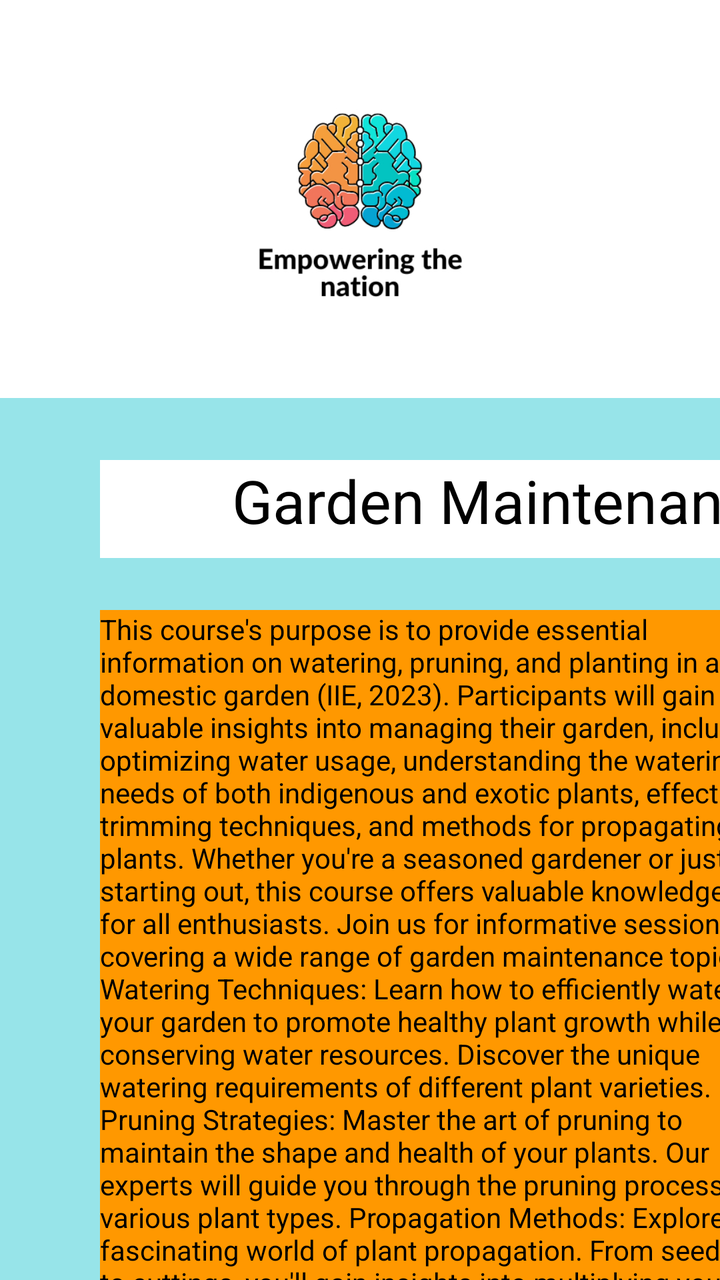
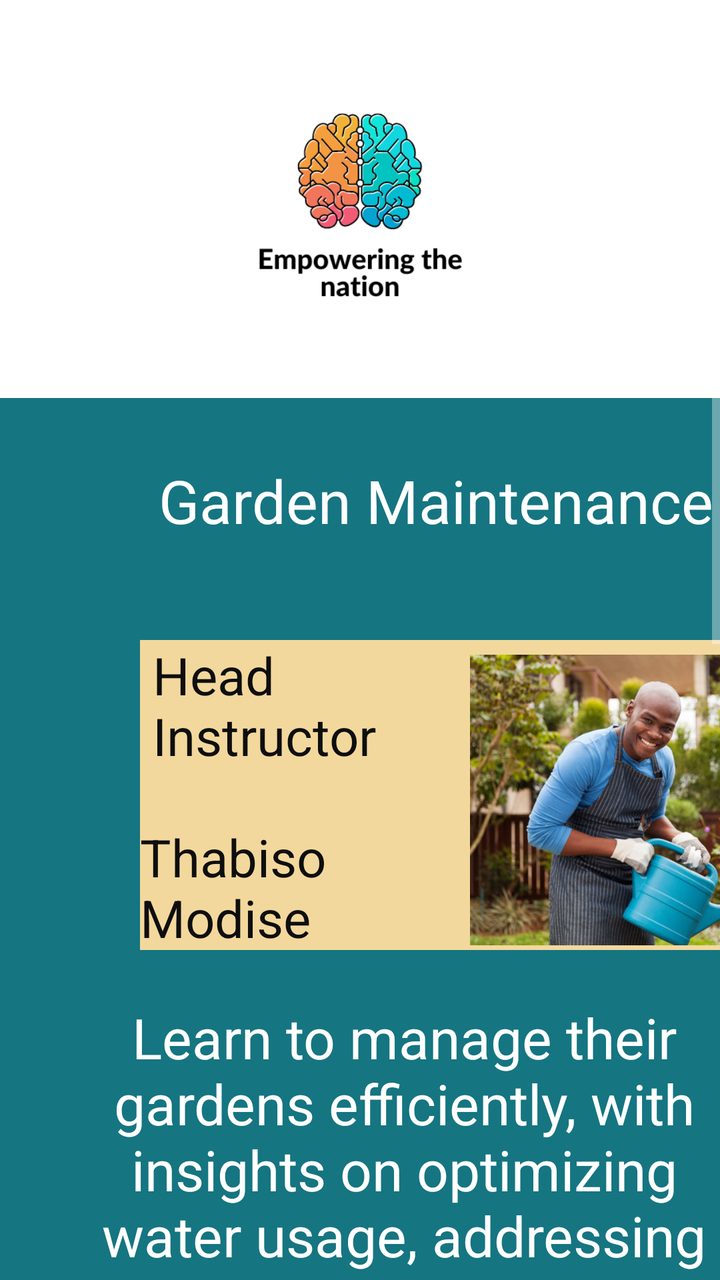

Two renders of the same Android screen: before a commit and after it. Below are the layout's source before the change and the commit's diff.
<!-- AndroidManifest.xml: application theme Theme.AppCompat -->
<!-- res/layout/activity_garden_maintenance.xml -->
<?xml version="1.0" encoding="utf-8"?>
<ScrollView xmlns:android="http://schemas.android.com/apk/res/android"
    xmlns:app="http://schemas.android.com/apk/res-auto"
    xmlns:tools="http://schemas.android.com/tools"
    android:id="@+id/scrollView2"
    android:layout_width="match_parent"
    android:layout_height="match_parent"
    android:background="#97E4E9"
    android:fillViewport="true"
    app:layout_constraintBottom_toBottomOf="parent"
    app:layout_constraintEnd_toEndOf="parent"
    app:layout_constraintHorizontal_bias="0.0"
    app:layout_constraintStart_toStartOf="parent"
    app:layout_constraintTop_toTopOf="parent"
    app:layout_constraintVertical_bias="1.0">
    <RelativeLayout
        android:layout_width="match_parent"
        android:layout_height="match_parent"
        android:background="#FFFFFF"
        tools:context=".GardenMaintenance">

        <FrameLayout
            android:id="@+id/container"
            android:layout_width="match_parent"
            android:layout_height="match_parent"
            android:background="#97e4e9">




            <ImageView
                android:id="@+id/imageViewLog3"
                android:layout_width="match_parent"
                android:layout_height="199dp"
                android:background="#FFFFFF"
                android:layout_gravity="top"
                app:srcCompat="@drawable/thumbnail_img_7280"
                android:contentDescription="TODO" />

            <TextView
                android:id="@+id/textViewGardenMaintenance"
                android:layout_width="348dp"
                android:layout_height="49dp"
                android:layout_marginLeft="50dp"
                android:layout_marginTop="230dp"
                android:background="#FFFF"
                android:text="         Garden Maintenance"
                android:textColor="#000000"
                android:textSize="30sp" />

            <TextView
                android:id="@+id/textViewInformation2"
                android:layout_width="348dp"
                android:layout_height="669dp"
                android:layout_marginLeft="50dp"
                android:layout_marginTop="305dp"
                android:background="#FF9800"
                android:text="This course's purpose is to provide essential information on watering, pruning, and planting in a domestic garden (IIE, 2023). Participants will gain valuable insights into managing their garden, including optimizing water usage, understanding the watering needs of both indigenous and exotic plants, effective trimming techniques, and methods for propagating plants. Whether you're a seasoned gardener or just starting out, this course offers valuable knowledge for all enthusiasts. Join us for informative sessions covering a wide range of garden maintenance topics:  Watering Techniques: Learn how to efficiently water your garden to promote healthy plant growth while conserving water resources. Discover the unique watering requirements of different plant varieties. Pruning Strategies: Master the art of pruning to maintain the shape and health of your plants. Our experts will guide you through the pruning process for various plant types. Propagation Methods: Explore the fascinating world of plant propagation. From seeds to cuttings, you'll gain insights into multiplying your favorite plants and expanding your garden. Planting Diversity: Diversify your garden with an array of plants. We'll provide guidance on planting techniques for different types of plants, helping you create a vibrant and thriving garden space. Sessions are held every week, starting at 11:30 am and concluding at 1:00 pm on Monday, Tuesday, and Thursday. Our experienced instructors will walk you through each topic, offering practical tips and hands-on demonstrations. Whether you have a green thumb or are just getting started with gardening, our Garden Maintenance course will empower you with the knowledge and skills needed to create and maintain a beautiful and flourishing garden. Enroll today and embark on your journey to becoming a confident and successful gardener! Fees: R750"
                android:textColor="#000000"
                android:textSize="14sp" />

            <ImageView
                android:id="@+id/imageViewGardening"
                android:layout_width="193dp"
                android:layout_height="162dp"
                android:layout_marginLeft="50dp"
                android:layout_marginTop="960dp"
                android:background="#FF9800"
                app:srcCompat="@drawable/garden" />


            <ImageView
                android:id="@+id/imageViewGarden"
                android:layout_width="158dp"
                android:layout_height="182dp"
                android:layout_marginLeft="240dp"
                android:layout_marginTop="960dp"
                android:background="#FF9800"
                app:srcCompat="@drawable/garden" />

            <ImageView
                android:id="@+id/imageViewMaintenance"
                android:layout_width="348dp"
                android:layout_height="140dp"
                android:layout_marginLeft="50dp"
                android:layout_marginTop="1110dp"
                android:background="#FF9800"
                app:srcCompat="@drawable/gardenmaintenance" />

            <TextView
                android:id="@+id/textViewProfiles"
                android:layout_width="345dp"
                android:layout_height="49dp"
                android:layout_marginLeft="50dp"
                android:layout_marginTop="1362dp"
                android:background="#4CAF50"
                android:text="        Instructor Profiles"
                android:textColor="#FFFF"
                android:textSize="30sp"
                tools:ignore="TextContrastCheck" />

            <ImageView
                android:id="@+id/imageViewThabiso"
                android:layout_width="345dp"
                android:layout_height="182dp"
                android:layout_marginLeft="50dp"
                android:layout_marginTop="1412dp"
                android:background="#4CAF50"
                app:srcCompat="@drawable/thabiso_modise_g1_" />

            <TextView
                android:id="@+id/textViewModise"
                android:layout_width="345dp"
                android:layout_height="180dp"
                android:layout_marginLeft="50dp"
                android:layout_marginTop="1596dp"
                android:background="#4CAF50"
                android:text="Thabiso Modise

                         Thabiso specialises in Watering Techniques and with over 12 years of experience as a horticulturist, Thabiso is passionate about efficient watering practices. He has worked on various conservation projects and is known for his expertise in promoting healthy plant growth while conserving water resources."
                android:textColor="#FFFF"
                android:textSize="14sp"
                tools:ignore="TextContrastCheck" />

            <ImageView
                android:id="@+id/imageViewDavid"
                android:layout_width="345dp"
                android:layout_height="182dp"
                android:layout_marginLeft="50dp"
                android:layout_marginTop="1778dp"
                android:background="#4CAF50"
                app:srcCompat="@drawable/david_smalls_g2_" />

            <TextView
                android:id="@+id/textViewSmalls"
                android:layout_width="345dp"
                android:layout_height="180dp"
                android:layout_marginLeft="50dp"
                android:layout_marginTop="1960dp"
                android:background="#4CAF50"
                android:text="David Smalls

                                       David has been a professional gardener for more than two decades. His skill in the art of pruning has transformed countless gardens. He will teach you the secrets of maintaining the shape and health of your plants through proper pruning."
                android:textColor="#FFFF"
                android:textSize="14sp"
                tools:ignore="TextContrastCheck" />

            <ImageView
                android:id="@+id/imageViewHampton"
                android:layout_width="346dp"
                android:layout_height="182dp"
                android:layout_marginLeft="50dp"
                android:layout_marginTop="2137dp"
                android:background="#4CAF50"
                app:srcCompat="@drawable/emma_hampton_g3_" />

            <TextView
                android:id="@+id/textViewEmma"
                android:layout_width="347dp"
                android:layout_height="180dp"
                android:layout_marginLeft="50dp"
                android:layout_marginTop="2320dp"
                android:background="#4CAF50"
                android:text="Emma Hampton
            Emma is a botanist and has extensive knowledge of plant propagation. She has conducted research on plant genetics and propagation techniques. Join her to explore the fascinating world of multiplying your favorite plants. She also has a diverse background in landscaping and has created stunning gardens with a wide variety of plant species. She will guide you through planting techniques for different types of plants to create a vibrant and thriving garden space."
                android:textColor="#FFFF"
                android:textSize="14sp"
                tools:ignore="TextContrastCheck" />

            <TextView
                android:id="@+id/textViewTesti"
                android:layout_width="347dp"
                android:layout_height="60dp"
                android:layout_marginLeft="50dp"
                android:layout_marginTop="2580dp"
                android:background="#FF9800"
                android:text="      Student Testimonies"
                android:textColor="#000"
                android:textSize="30sp"
                tools:ignore="TextContrastCheck" />

            <TextView
                android:id="@+id/textViewTestimony7"
                android:layout_width="347dp"
                android:layout_height="180dp"
                android:layout_marginLeft="50dp"
                android:layout_marginTop="2640dp"
                android:background="#FF9800"
                android:text="&quot;I was a novice gardener before taking this course, but now I feel confident in my garden maintenance skills. The instructors provided clear guidance and practical tips. I especially loved Emma's lessons on propagation. Highly recommended!&quot;
                       -Lisa Q."
                android:textColor="#000"
                android:textSize="16sp"
                tools:ignore="TextContrastCheck" />

            <TextView
                android:id="@+id/textViewTestimony8"
                android:layout_width="345dp"
                android:layout_height="180dp"
                android:layout_marginLeft="50dp"
                android:layout_marginTop="2820dp"
                android:background="#FF9800"
                android:text="&quot;I've been gardening for years, and I thought I knew it all, but Thabiso's lessons on efficient watering techniques completely changed the game. I now use less water and see better results whenever I garden. This course is a must for all garden enthusiasts.&quot;
             -Khosi S."
                android:textColor="#000"
                android:textSize="16sp"
                tools:ignore="TextContrastCheck" />

            <TextView
                android:id="@+id/textViewTestimony9"
                android:layout_width="344dp"
                android:layout_height="180dp"
                android:layout_marginLeft="50dp"
                android:layout_marginTop="3000dp"
                android:background="#FF9800"
                android:text="&quot;The Garden Maintenance course offers a comprehensive overview of everything you need to know to maintain a beautiful garden. The instructors are knowledgeable, and the hands-on demonstrations are incredibly helpful. I've already seen a significant improvement in my gardening skills.&quot;
            -Themba G."
                android:textColor="#000"
                android:textSize="16sp"
                tools:ignore="TextContrastCheck" />

        </FrameLayout>


        <com.google.android.material.bottomnavigation.BottomNavigationView
            android:id="@+id/bottomNav"
            android:layout_width="match_parent"
            android:layout_height="60dp"
            android:layout_alignParentBottom="true"
            android:layout_marginBottom="20dp"
            android:background="#FF9800"
            android:scrollIndicators="left"
            app:itemTextColor="#0C0B0B"
            app:layout_constraintBottom_toBottomOf="parent"
            app:layout_constraintEnd_toEndOf="parent"
            app:layout_constraintHorizontal_bias="0.5"
            app:layout_constraintStart_toStartOf="parent"
            app:menu="@menu/nav_menu" />
    </RelativeLayout>

</ScrollView>
<!-- resources referenced by this layout -->
<resources>
  <!-- drawable david_smalls_g2_: jpg bitmap (drawable, 243640 bytes) -->
  <!-- drawable emma_hampton_g3_: jpg bitmap (drawable, 84315 bytes) -->
  <!-- drawable garden: jpg bitmap (drawable, 10756 bytes) -->
  <!-- drawable gardenmaintenance: jpg bitmap (drawable, 13075 bytes) -->
  <!-- drawable thabiso_modise_g1_: jpg bitmap (drawable, 81233 bytes) -->
  <!-- drawable thumbnail_img_7280: jpg bitmap (drawable, 73812 bytes) -->
</resources>

<!-- the commit's change to res/layout/activity_garden_maintenance.xml (unified diff, before → after) -->
@@ -19,207 +19,96 @@
         android:background="#FFFFFF"
         tools:context=".GardenMaintenance">
 
+
         <FrameLayout
             android:id="@+id/container"
             android:layout_width="match_parent"
             android:layout_height="match_parent"
-            android:background="#97e4e9">
-
-
+            android:background="#157581">
 
 
             <ImageView
-                android:id="@+id/imageViewLog3"
+                android:id="@+id/imageViewL4"
                 android:layout_width="match_parent"
                 android:layout_height="199dp"
+                android:layout_gravity="top"
                 android:background="#FFFFFF"
-                android:layout_gravity="top"
-                app:srcCompat="@drawable/thumbnail_img_7280"
-                android:contentDescription="TODO" />
+                android:contentDescription="TODO"
+                app:srcCompat="@drawable/thumbnail_img_7280" />
 
             <TextView
-                android:id="@+id/textViewGardenMaintenance"
-                android:layout_width="348dp"
-                android:layout_height="49dp"
+                android:id="@+id/textViewGarden"
+                android:layout_width="wrap_content"
+                android:layout_height="59dp"
                 android:layout_marginLeft="50dp"
                 android:layout_marginTop="230dp"
-                android:background="#FFFF"
-                android:text="         Garden Maintenance"
-                android:textColor="#000000"
+                android:text="    Garden Maintenance"
+                android:textColor="#FFFFFF"
                 android:textSize="30sp" />
 
             <TextView
-                android:id="@+id/textViewInformation2"
-                android:layout_width="348dp"
-                android:layout_height="669dp"
+                android:id="@+id/textViewText4"
+                android:layout_width="304dp"
+                android:layout_height="wrap_content"
                 android:layout_marginLeft="50dp"
-                android:layout_marginTop="305dp"
-                android:background="#FF9800"
-                android:text="This course's purpose is to provide essential information on watering, pruning, and planting in a domestic garden (IIE, 2023). Participants will gain valuable insights into managing their garden, including optimizing water usage, understanding the watering needs of both indigenous and exotic plants, effective trimming techniques, and methods for propagating plants. Whether you're a seasoned gardener or just starting out, this course offers valuable knowledge for all enthusiasts. Join us for informative sessions covering a wide range of garden maintenance topics:  Watering Techniques: Learn how to efficiently water your garden to promote healthy plant growth while conserving water resources. Discover the unique watering requirements of different plant varieties. Pruning Strategies: Master the art of pruning to maintain the shape and health of your plants. Our experts will guide you through the pruning process for various plant types. Propagation Methods: Explore the fascinating world of plant propagation. From seeds to cuttings, you'll gain insights into multiplying your favorite plants and expanding your garden. Planting Diversity: Diversify your garden with an array of plants. We'll provide guidance on planting techniques for different types of plants, helping you create a vibrant and thriving garden space. Sessions are held every week, starting at 11:30 am and concluding at 1:00 pm on Monday, Tuesday, and Thursday. Our experienced instructors will walk you through each topic, offering practical tips and hands-on demonstrations. Whether you have a green thumb or are just getting started with gardening, our Garden Maintenance course will empower you with the knowledge and skills needed to create and maintain a beautiful and flourishing garden. Enroll today and embark on your journey to becoming a confident and successful gardener! Fees: R750"
-                android:textColor="#000000"
-                android:textSize="14sp" />
+                android:layout_marginTop="500dp"
+
+                android:text="Learn to manage their gardens efficiently, with insights on optimizing water usage, addressing the needs of indigenous and exotic plants, mastering trimming techniques, and plant propagation methods. "
+                android:textAlignment="center"
+                android:textColor="#FFFFFF"
+                android:textSize="28sp" />
 
             <ImageView
-                android:id="@+id/imageViewGardening"
-                android:layout_width="193dp"
-                android:layout_height="162dp"
-                android:layout_marginLeft="50dp"
-                android:layout_marginTop="960dp"
-                android:background="#FF9800"
+                android:id="@+id/imageViewGardenMain"
+                android:layout_width="260dp"
+                android:layout_height="180dp"
+                android:layout_marginLeft="70dp"
+                android:layout_marginTop="880dp"
                 app:srcCompat="@drawable/garden" />
 
-
-            <ImageView
-                android:id="@+id/imageViewGarden"
-                android:layout_width="158dp"
-                android:layout_height="182dp"
-                android:layout_marginLeft="240dp"
-                android:layout_marginTop="960dp"
-                android:background="#FF9800"
-                app:srcCompat="@drawable/garden" />
-
-            <ImageView
-                android:id="@+id/imageViewMaintenance"
-                android:layout_width="348dp"
-                android:layout_height="140dp"
-                android:layout_marginLeft="50dp"
-                android:layout_marginTop="1110dp"
-                android:background="#FF9800"
-                app:srcCompat="@drawable/gardenmaintenance" />
-
             <TextView
-                android:id="@+id/textViewProfiles"
-                android:layout_width="345dp"
-                android:layout_height="49dp"
-                android:layout_marginLeft="50dp"
-                android:layout_marginTop="1362dp"
-                android:background="#4CAF50"
-                android:text="        Instructor Profiles"
-                android:textColor="#FFFF"
-                android:textSize="30sp"
-                tools:ignore="TextContrastCheck" />
+                android:id="@+id/textViewText5"
+                android:layout_width="340dp"
+                android:layout_height="155dp"
+                android:layout_marginLeft="70dp"
+                android:layout_marginTop="320dp"
+                android:background="#f3d89d"
+                android:text=" Head\n Instructor \n\nThabiso \nModise"
+                android:textAlignment="textStart"
+                android:textColor="#0E0E0E"
+                android:textSize="26sp" />
 
             <ImageView
                 android:id="@+id/imageViewThabiso"
-                android:layout_width="345dp"
-                android:layout_height="182dp"
-                android:layout_marginLeft="50dp"
-                android:layout_marginTop="1412dp"
-                android:background="#4CAF50"
+                android:layout_width="218dp"
+                android:layout_height="200dp"
+                android:layout_marginLeft="235dp"
+                android:layout_marginTop="300dp"
                 app:srcCompat="@drawable/thabiso_modise_g1_" />
 
             <TextView
-                android:id="@+id/textViewModise"
-                android:layout_width="345dp"
-                android:layout_height="180dp"
-                android:layout_marginLeft="50dp"
-                android:layout_marginTop="1596dp"
-                android:background="#4CAF50"
-                android:text="Thabiso Modise
+                android:id="@+id/textViewText6"
+                android:layout_width="228dp"
+                android:layout_height="82dp"
+                android:layout_marginLeft="80dp"
+                android:layout_marginTop="1080dp"
+                android:text="Fees: \nR750"
+                android:textAlignment="center"
+                android:textColor="#FFFFFF"
+                android:textSize="32sp" />
 
-                         Thabiso specialises in Watering Techniques and with over 12 years of experience as a horticulturist, Thabiso is passionate about efficient watering practices. He has worked on various conservation projects and is known for his expertise in promoting healthy plant growth while conserving water resources."
-                android:textColor="#FFFF"
-                android:textSize="14sp"
-                tools:ignore="TextContrastCheck" />
+            <Button
+                android:id="@+id/buttonBookNow2"
+                android:layout_width="200dp"
+                android:layout_height="92dp"
+                android:layout_marginLeft="90dp"
+                android:layout_marginTop="1180dp"
+                android:text="Book Now!"
+                android:textColor="#4CAF50"
+                android:textSize="24sp" />
 
-            <ImageView
-                android:id="@+id/imageViewDavid"
-                android:layout_width="345dp"
-                android:layout_height="182dp"
-                android:layout_marginLeft="50dp"
-                android:layout_marginTop="1778dp"
-                android:background="#4CAF50"
-                app:srcCompat="@drawable/david_smalls_g2_" />
-
-            <TextView
-                android:id="@+id/textViewSmalls"
-                android:layout_width="345dp"
-                android:layout_height="180dp"
-                android:layout_marginLeft="50dp"
-                android:layout_marginTop="1960dp"
-                android:background="#4CAF50"
-                android:text="David Smalls
-
-                                       David has been a professional gardener for more than two decades. His skill in the art of pruning has transformed countless gardens. He will teach you the secrets of maintaining the shape and health of your plants through proper pruning."
-                android:textColor="#FFFF"
-                android:textSize="14sp"
-                tools:ignore="TextContrastCheck" />
-
-            <ImageView
-                android:id="@+id/imageViewHampton"
-                android:layout_width="346dp"
-                android:layout_height="182dp"
-                android:layout_marginLeft="50dp"
-                android:layout_marginTop="2137dp"
-                android:background="#4CAF50"
-                app:srcCompat="@drawable/emma_hampton_g3_" />
-
-            <TextView
-                android:id="@+id/textViewEmma"
-                android:layout_width="347dp"
-                android:layout_height="180dp"
-                android:layout_marginLeft="50dp"
-                android:layout_marginTop="2320dp"
-                android:background="#4CAF50"
-                android:text="Emma Hampton
-            Emma is a botanist and has extensive knowledge of plant propagation. She has conducted research on plant genetics and propagation techniques. Join her to explore the fascinating world of multiplying your favorite plants. She also has a diverse background in landscaping and has created stunning gardens with a wide variety of plant species. She will guide you through planting techniques for different types of plants to create a vibrant and thriving garden space."
-                android:textColor="#FFFF"
-                android:textSize="14sp"
-                tools:ignore="TextContrastCheck" />
-
-            <TextView
-                android:id="@+id/textViewTesti"
-                android:layout_width="347dp"
-                android:layout_height="60dp"
-                android:layout_marginLeft="50dp"
-                android:layout_marginTop="2580dp"
-                android:background="#FF9800"
-                android:text="      Student Testimonies"
-                android:textColor="#000"
-                android:textSize="30sp"
-                tools:ignore="TextContrastCheck" />
-
-            <TextView
-                android:id="@+id/textViewTestimony7"
-                android:layout_width="347dp"
-                android:layout_height="180dp"
-                android:layout_marginLeft="50dp"
-                android:layout_marginTop="2640dp"
-                android:background="#FF9800"
-                android:text="&quot;I was a novice gardener before taking this course, but now I feel confident in my garden maintenance skills. The instructors provided clear guidance and practical tips. I especially loved Emma's lessons on propagation. Highly recommended!&quot;
-                       -Lisa Q."
-                android:textColor="#000"
-                android:textSize="16sp"
-                tools:ignore="TextContrastCheck" />
-
-            <TextView
-                android:id="@+id/textViewTestimony8"
-                android:layout_width="345dp"
-                android:layout_height="180dp"
-                android:layout_marginLeft="50dp"
-                android:layout_marginTop="2820dp"
-                android:background="#FF9800"
-                android:text="&quot;I've been gardening for years, and I thought I knew it all, but Thabiso's lessons on efficient watering techniques completely changed the game. I now use less water and see better results whenever I garden. This course is a must for all garden enthusiasts.&quot;
-             -Khosi S."
-                android:textColor="#000"
-                android:textSize="16sp"
-                tools:ignore="TextContrastCheck" />
-
-            <TextView
-                android:id="@+id/textViewTestimony9"
-                android:layout_width="344dp"
-                android:layout_height="180dp"
-                android:layout_marginLeft="50dp"
-                android:layout_marginTop="3000dp"
-                android:background="#FF9800"
-                android:text="&quot;The Garden Maintenance course offers a comprehensive overview of everything you need to know to maintain a beautiful garden. The instructors are knowledgeable, and the hands-on demonstrations are incredibly helpful. I've already seen a significant improvement in my gardening skills.&quot;
-            -Themba G."
-                android:textColor="#000"
-                android:textSize="16sp"
-                tools:ignore="TextContrastCheck" />
 
         </FrameLayout>
-
 
         <com.google.android.material.bottomnavigation.BottomNavigationView
             android:id="@+id/bottomNav"
<!-- resource entries referenced after the edit -->
@@ -1,9 +1,6 @@
 <!-- resources referenced by this layout -->
 <resources>
-  <!-- drawable david_smalls_g2_: jpg bitmap (drawable, 243640 bytes) -->
-  <!-- drawable emma_hampton_g3_: jpg bitmap (drawable, 84315 bytes) -->
   <!-- drawable garden: jpg bitmap (drawable, 10756 bytes) -->
-  <!-- drawable gardenmaintenance: jpg bitmap (drawable, 13075 bytes) -->
   <!-- drawable thabiso_modise_g1_: jpg bitmap (drawable, 81233 bytes) -->
   <!-- drawable thumbnail_img_7280: jpg bitmap (drawable, 73812 bytes) -->
 </resources>
